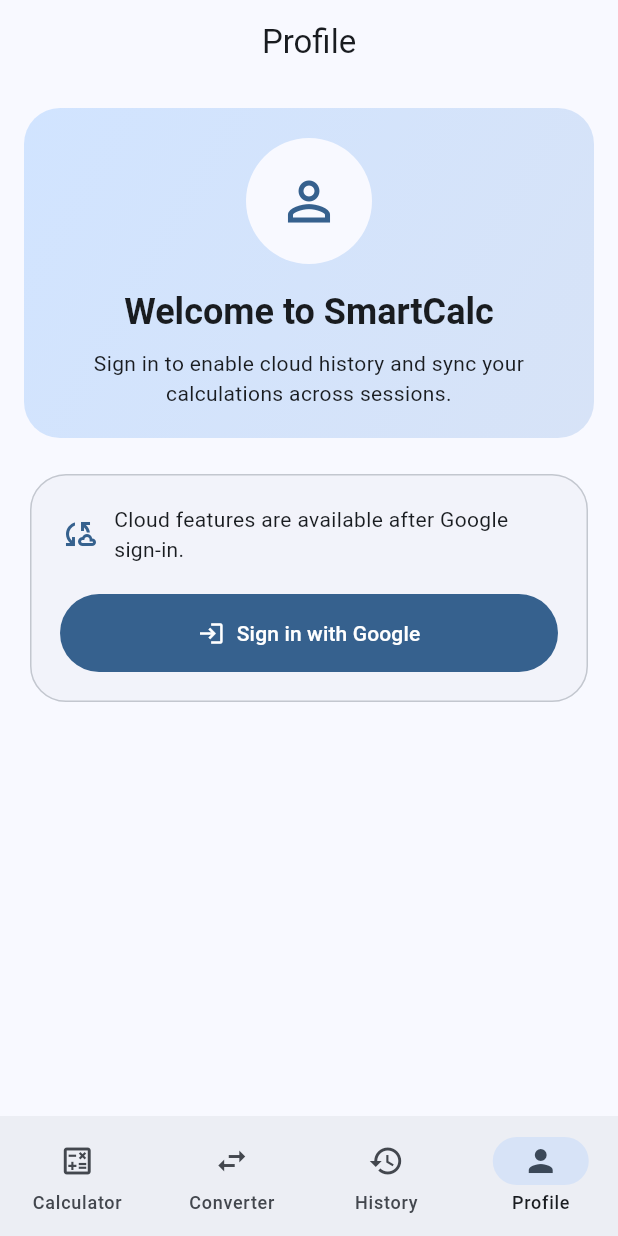
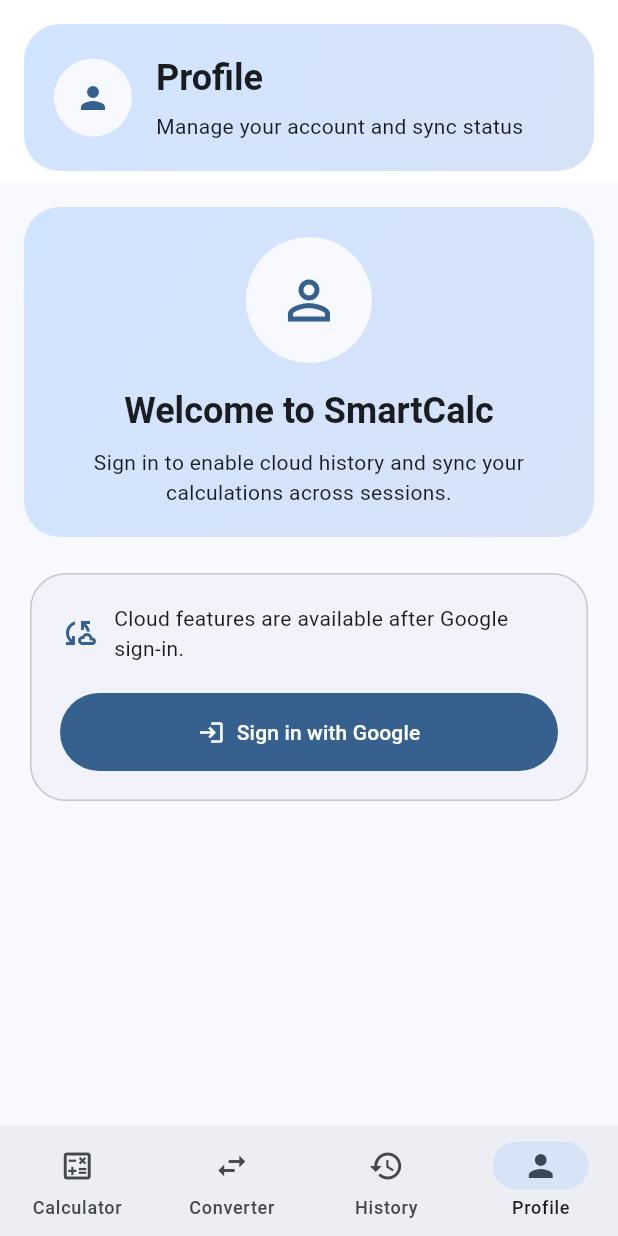
Before and after one commit to remisxxyy/smartcalc, a Flutter app: the screen it shows after launch, item 4 of the bottom bar chosen, on a phone screen of 412 x 824 dp. Run offline on Flutter 3.47's test engine with Material 3 defaults, Android fonts, the phone set to English and light mode, and no system bars; our stand-ins replace cloud_firestore, firebase_auth, firebase_core, google_sign_in, math_expressions; accounts and stored records are empty.

Commit message:
Polish home layout and remove duplicate app bars

```diff
--- a/lib/screens/calculator_screen.dart
+++ b/lib/screens/calculator_screen.dart
@@ -62,10 +62,6 @@
     final theme = Theme.of(context);
 
     return Scaffold(
-      appBar: AppBar(
-        title: const Text('SmartCalc'),
-        centerTitle: true,
-      ),
       body: SafeArea(
         child: SingleChildScrollView(
           padding: const EdgeInsets.all(16),
--- a/lib/screens/converter_screen.dart
+++ b/lib/screens/converter_screen.dart
@@ -70,10 +70,6 @@
     final theme = Theme.of(context);
 
     return Scaffold(
-      appBar: AppBar(
-        title: const Text('Converter'),
-        centerTitle: true,
-      ),
       body: SafeArea(
         child: SingleChildScrollView(
           padding: const EdgeInsets.all(16),
--- a/lib/screens/history_screen.dart
+++ b/lib/screens/history_screen.dart
@@ -28,10 +28,6 @@
     final theme = Theme.of(context);
 
     return Scaffold(
-      appBar: AppBar(
-        title: const Text('History'),
-        centerTitle: true,
-      ),
       body: SafeArea(
         child: Column(
           children: [
--- a/lib/screens/home_screen.dart
+++ b/lib/screens/home_screen.dart
@@ -22,6 +22,20 @@
     ProfileScreen(),
   ];
 
+  final List<String> _titles = const [
+    'SmartCalc',
+    'Converter',
+    'History',
+    'Profile',
+  ];
+
+  final List<String> _subtitles = const [
+    'Equation calculator with cloud history',
+    'Units and currencies in one place',
+    'Your synced Firebase calculations',
+    'Manage your account and sync status',
+  ];
+
   void _onItemTapped(int index) {
     setState(() {
       _selectedIndex = index;
@@ -30,11 +44,77 @@
 
   @override
   Widget build(BuildContext context) {
+    final theme = Theme.of(context);
+
     return Scaffold(
-      body: _screens[_selectedIndex],
+      backgroundColor: theme.colorScheme.surfaceContainerLowest,
+      body: SafeArea(
+        child: Column(
+          children: [
+            Container(
+              width: double.infinity,
+              margin: const EdgeInsets.fromLTRB(16, 16, 16, 8),
+              padding: const EdgeInsets.all(20),
+              decoration: BoxDecoration(
+                gradient: LinearGradient(
+                  colors: [
+                    theme.colorScheme.primaryContainer,
+                    theme.colorScheme.secondaryContainer,
+                  ],
+                  begin: Alignment.topLeft,
+                  end: Alignment.bottomRight,
+                ),
+                borderRadius: BorderRadius.circular(24),
+              ),
+              child: Row(
+                children: [
+                  CircleAvatar(
+                    radius: 26,
+                    backgroundColor: theme.colorScheme.surface,
+                    child: Icon(
+                      _getHeaderIcon(_selectedIndex),
+                      color: theme.colorScheme.primary,
+                    ),
+                  ),
+                  const SizedBox(width: 16),
+                  Expanded(
+                    child: Column(
+                      crossAxisAlignment: CrossAxisAlignment.start,
+                      children: [
+                        Text(
+                          _titles[_selectedIndex],
+                          style: theme.textTheme.headlineSmall?.copyWith(
+                            fontWeight: FontWeight.bold,
+                          ),
+                        ),
+                        const SizedBox(height: 6),
+                        Text(
+                          _subtitles[_selectedIndex],
+                          style: theme.textTheme.bodyMedium,
+                        ),
+                      ],
+                    ),
+                  ),
+                ],
+              ),
+            ),
+            Expanded(
+              child: AnimatedSwitcher(
+                duration: const Duration(milliseconds: 250),
+                child: KeyedSubtree(
+                  key: ValueKey(_selectedIndex),
+                  child: _screens[_selectedIndex],
+                ),
+              ),
+            ),
+          ],
+        ),
+      ),
       bottomNavigationBar: NavigationBar(
+        height: 74,
         selectedIndex: _selectedIndex,
         onDestinationSelected: _onItemTapped,
+        labelBehavior: NavigationDestinationLabelBehavior.alwaysShow,
         destinations: const [
           NavigationDestination(
             icon: Icon(Icons.calculate_outlined),
@@ -60,4 +140,19 @@
       ),
     );
   }
+
+  IconData _getHeaderIcon(int index) {
+    switch (index) {
+      case 0:
+        return Icons.calculate;
+      case 1:
+        return Icons.swap_horiz;
+      case 2:
+        return Icons.history;
+      case 3:
+        return Icons.person;
+      default:
+        return Icons.apps;
+    }
+  }
 }
--- a/lib/screens/profile_screen.dart
+++ b/lib/screens/profile_screen.dart
@@ -16,10 +16,6 @@
         final user = snapshot.data;
 
         return Scaffold(
-          appBar: AppBar(
-            title: const Text('Profile'),
-            centerTitle: true,
-          ),
           body: SafeArea(
             child: SingleChildScrollView(
               padding: const EdgeInsets.all(16),
```
